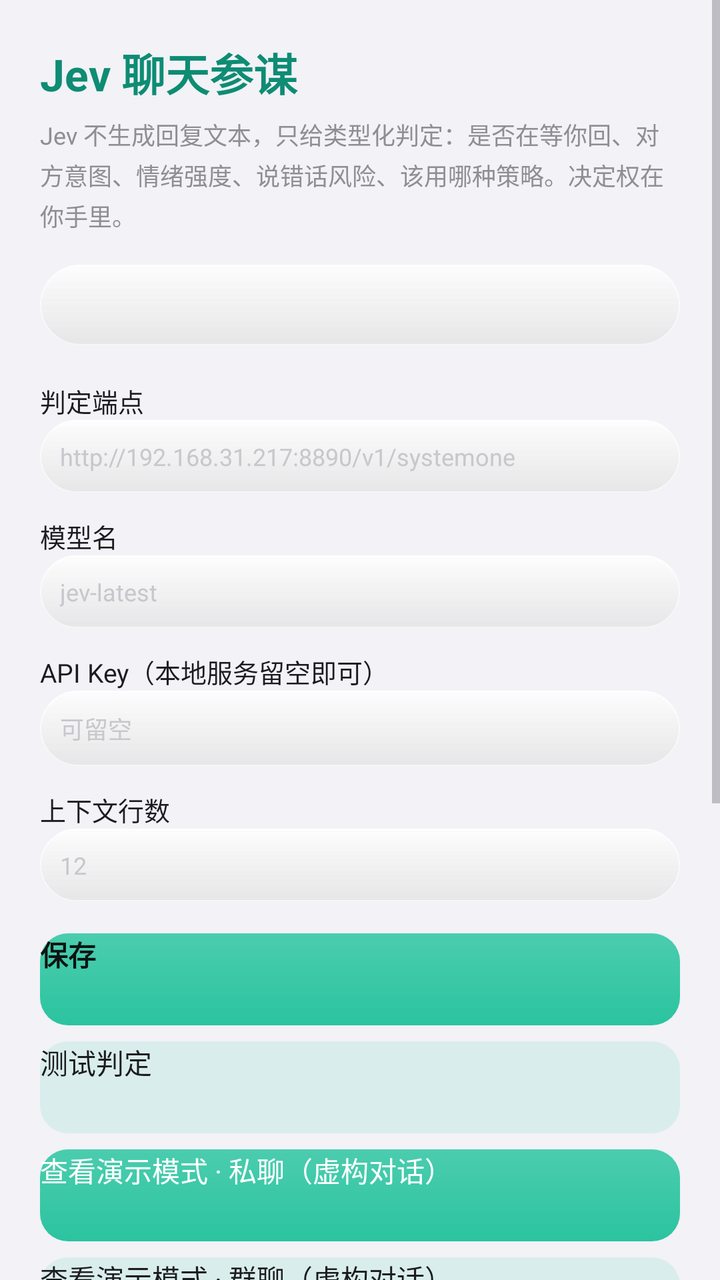
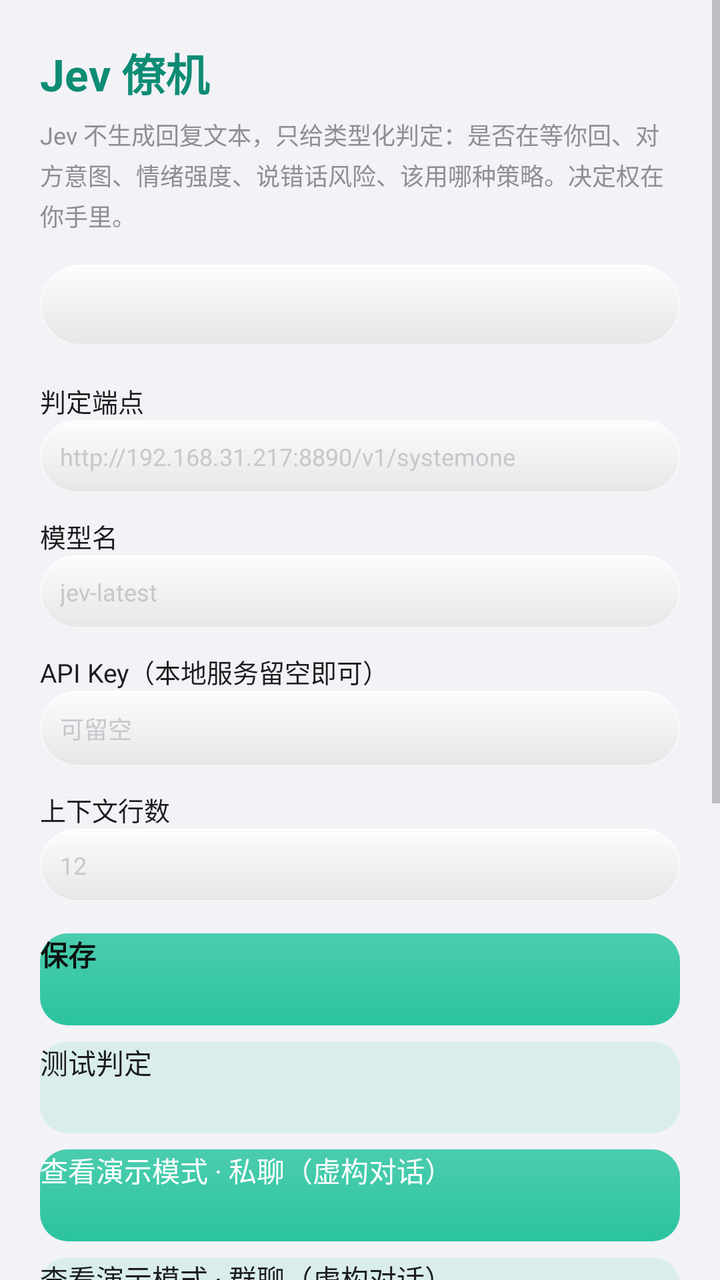

An Android layout rendered at two revisions. The XML below is the earlier revision; the diff shows what the commit changed to produce the second picture.
<!-- AndroidManifest.xml: application theme AppTheme -->
<!-- res/layout/activity_main.xml -->
<?xml version="1.0" encoding="utf-8"?>
<ScrollView xmlns:android="http://schemas.android.com/apk/res/android"
    android:layout_width="match_parent"
    android:layout_height="match_parent"
    android:background="#FFF2F2F7"
    android:fillViewport="true">

    <LinearLayout
        android:layout_width="match_parent"
        android:layout_height="wrap_content"
        android:orientation="vertical"
        android:padding="20dp">

        <TextView
            android:layout_width="match_parent"
            android:layout_height="wrap_content"
            android:text="Jev 聊天参谋"
            android:textColor="#FF0E8C74"
            android:textSize="22sp"
            android:textStyle="bold" />

        <TextView
            android:layout_width="match_parent"
            android:layout_height="wrap_content"
            android:layout_marginTop="6dp"
            android:lineSpacingExtra="3dp"
            android:text="Jev 不生成回复文本，只给类型化判定：是否在等你回、对方意图、情绪强度、说错话风险、该用哪种策略。决定权在你手里。"
            android:textColor="#FF8E8E93"
            android:textSize="12sp" />

        <TextView
            android:id="@+id/status"
            android:layout_width="match_parent"
            android:layout_height="wrap_content"
            android:layout_marginTop="16dp"
            android:background="@drawable/bg_card"
            android:lineSpacingExtra="4dp"
            android:padding="12dp"
            android:text=""
            android:textColor="#FF1C1C1E"
            android:textSize="12sp" />

        <TextView
            android:layout_width="match_parent"
            android:layout_height="wrap_content"
            android:layout_marginTop="18dp"
            android:text="判定端点"
            android:textColor="#FF1C1C1E"
            android:textSize="13sp" />

        <EditText
            android:id="@+id/endpoint"
            android:layout_width="match_parent"
            android:layout_height="wrap_content"
            android:background="@drawable/bg_card"
            android:hint="http://192.168.31.217:8890/v1/systemone"
            android:inputType="textUri"
            android:padding="10dp"
            android:textColor="#FF1C1C1E"
            android:textColorHint="#FFC7C7CC"
            android:textSize="12sp" />

        <TextView
            android:layout_width="match_parent"
            android:layout_height="wrap_content"
            android:layout_marginTop="12dp"
            android:text="模型名"
            android:textColor="#FF1C1C1E"
            android:textSize="13sp" />

        <EditText
            android:id="@+id/model"
            android:layout_width="match_parent"
            android:layout_height="wrap_content"
            android:background="@drawable/bg_card"
            android:hint="jev-latest"
            android:inputType="text"
            android:padding="10dp"
            android:textColor="#FF1C1C1E"
            android:textColorHint="#FFC7C7CC"
            android:textSize="12sp" />

        <TextView
            android:layout_width="match_parent"
            android:layout_height="wrap_content"
            android:layout_marginTop="12dp"
            android:text="API Key（本地服务留空即可）"
            android:textColor="#FF1C1C1E"
            android:textSize="13sp" />

        <EditText
            android:id="@+id/apikey"
            android:layout_width="match_parent"
            android:layout_height="wrap_content"
            android:background="@drawable/bg_card"
            android:hint="可留空"
            android:inputType="text"
            android:padding="10dp"
            android:textColor="#FF1C1C1E"
            android:textColorHint="#FFC7C7CC"
            android:textSize="12sp" />

        <TextView
            android:layout_width="match_parent"
            android:layout_height="wrap_content"
            android:layout_marginTop="12dp"
            android:text="上下文行数"
            android:textColor="#FF1C1C1E"
            android:textSize="13sp" />

        <EditText
            android:id="@+id/lines"
            android:layout_width="match_parent"
            android:layout_height="wrap_content"
            android:background="@drawable/bg_card"
            android:hint="12"
            android:inputType="number"
            android:padding="10dp"
            android:textColor="#FF1C1C1E"
            android:textColorHint="#FFC7C7CC"
            android:textSize="12sp" />

        <Button
            android:id="@+id/save"
            android:layout_width="match_parent"
            android:layout_height="46dp"
            android:layout_marginTop="16dp"
            android:background="@drawable/bg_btn_primary"
            android:text="保存"
            android:textAllCaps="false"
            android:textColor="#FF0B1412"
            android:textStyle="bold" />

        <Button
            android:id="@+id/test"
            android:layout_width="match_parent"
            android:layout_height="46dp"
            android:layout_marginTop="8dp"
            android:background="@drawable/bg_btn_ghost"
            android:text="测试判定"
            android:textAllCaps="false"
            android:textColor="#FF1C1C1E" />

        <Button
            android:id="@+id/demo"
            android:layout_width="match_parent"
            android:layout_height="46dp"
            android:layout_marginTop="8dp"
            android:background="@drawable/bg_btn_primary"
            android:text="查看演示模式 · 私聊（虚构对话）"
            android:textAllCaps="false"
            android:textColor="#FFFFFFFF" />

        <Button
            android:id="@+id/demo_group"
            android:layout_width="match_parent"
            android:layout_height="46dp"
            android:layout_marginTop="8dp"
            android:background="@drawable/bg_btn_ghost"
            android:text="查看演示模式 · 群聊（虚构对话）"
            android:textAllCaps="false"
            android:textColor="#FF1C1C1E" />

        <Button
            android:id="@+id/snapshot"
            android:layout_width="match_parent"
            android:layout_height="46dp"
            android:layout_marginTop="8dp"
            android:background="@drawable/bg_btn_ghost"
            android:text="抓一次看看（当前窗口）"
            android:textAllCaps="false"
            android:textColor="#FF0E8C74" />

        <Button
            android:id="@+id/mode"
            android:layout_width="match_parent"
            android:layout_height="46dp"
            android:layout_marginTop="8dp"
            android:background="@drawable/bg_btn_ghost"
            android:text="切换判定模式（本地）"
            android:textAllCaps="false"
            android:textColor="#FF1C1C1E" />

        <Button
            android:id="@+id/localcheck"
            android:layout_width="match_parent"
            android:layout_height="46dp"
            android:layout_marginTop="8dp"
            android:background="@drawable/bg_btn_ghost"
            android:text="加载本地模型并自检"
            android:textAllCaps="false"
            android:textColor="#FF1C1C1E" />

        <Button
            android:id="@+id/accessibility"
            android:layout_width="match_parent"
            android:layout_height="46dp"
            android:layout_marginTop="8dp"
            android:background="@drawable/bg_btn_ghost"
            android:text="开启读屏无障碍"
            android:textAllCaps="false"
            android:textColor="#FF1C1C1E" />

        <Button
            android:id="@+id/toggle"
            android:layout_width="match_parent"
            android:layout_height="46dp"
            android:layout_marginTop="8dp"
            android:background="@drawable/bg_btn_ghost"
            android:text="启动悬浮球"
            android:textAllCaps="false"
            android:textColor="#FF1C1C1E" />

        <TextView
            android:id="@+id/output"
            android:layout_width="match_parent"
            android:layout_height="wrap_content"
            android:layout_marginTop="16dp"
            android:background="@drawable/bg_card"
            android:lineSpacingExtra="4dp"
            android:padding="12dp"
            android:text=""
            android:textColor="#FF8E8E93"
            android:textSize="11sp" />
    </LinearLayout>
</ScrollView>
<!-- resources referenced by this layout -->
<resources>
  <!-- drawable bg_btn_ghost (drawable) -->
  <?xml version="1.0" encoding="utf-8"?>
  <shape xmlns:android="http://schemas.android.com/apk/res/android"
      android:shape="rectangle">
      <solid android:color="#1F2BC4A0" />
      <corners android:radius="14dp" />
  </shape>
  <!-- drawable bg_btn_primary (drawable) -->
  <?xml version="1.0" encoding="utf-8"?>
  <layer-list xmlns:android="http://schemas.android.com/apk/res/android">
      <item>
          <shape android:shape="rectangle">
              <solid android:color="#FF2BC4A0" />
              <corners android:radius="14dp" />
          </shape>
      </item>
      <item>
          <shape android:shape="rectangle">
              <gradient
                  android:angle="270"
                  android:startColor="#26FFFFFF"
                  android:endColor="#00FFFFFF"
                  android:type="linear" />
              <corners android:radius="14dp" />
          </shape>
      </item>
  </layer-list>
  <!-- drawable bg_card (drawable) -->
  <?xml version="1.0" encoding="utf-8"?>
  <layer-list xmlns:android="http://schemas.android.com/apk/res/android">
  
      
      <item>
          <shape android:shape="rectangle">
              <solid android:color="#E0FFFFFF" />
              <corners android:radius="26dp" />
          </shape>
      </item>
  
      
      <item>
          <shape android:shape="rectangle">
              <gradient
                  android:angle="270"
                  android:startColor="#45FFFFFF"
                  android:centerColor="#16FFFFFF"
                  android:endColor="#00FFFFFF"
                  android:type="linear" />
              <corners android:radius="26dp" />
          </shape>
      </item>
  
      
      <item>
          <shape android:shape="rectangle">
              <gradient
                  android:angle="90"
                  android:startColor="#128E8E93"
                  android:endColor="#008E8E93"
                  android:type="linear" />
              <corners android:radius="26dp" />
          </shape>
      </item>
  
      
      <item>
          <shape android:shape="rectangle">
              <gradient
                  android:angle="270"
                  android:startColor="#00000000"
                  android:endColor="#0F000000"
                  android:type="linear" />
              <corners android:radius="26dp" />
              <size android:height="26dp" />
          </shape>
      </item>
  
      
      <item>
          <shape android:shape="rectangle">
              <stroke android:width="0.5dp" android:color="#A6FFFFFF" />
              <corners android:radius="26dp" />
          </shape>
      </item>
  </layer-list>
  <style name="AppTheme" parent="@android:style/Theme.Material.Light.NoActionBar">
          <item name="android:windowBackground">#FFF2F2F7</item>
          <item name="android:colorBackground">#FFF2F2F7</item>
          <item name="android:textColorPrimary">#FF1C1C1E</item>
          <item name="android:textColorSecondary">#FF8E8E93</item>
          <item name="android:colorAccent">#FF2BC4A0</item>
          <item name="android:statusBarColor">#FFF2F2F7</item>
          <item name="android:navigationBarColor">#FFF2F2F7</item>
          <item name="android:windowLightStatusBar">true</item>
          <item name="android:windowLightNavigationBar">true</item>
      </style>
</resources>

<!-- the commit's change to res/layout/activity_main.xml (unified diff, before → after) -->
@@ -14,7 +14,7 @@
         <TextView
             android:layout_width="match_parent"
             android:layout_height="wrap_content"
-            android:text="Jev 聊天参谋"
+            android:text="Jev 僚机"
             android:textColor="#FF0E8C74"
             android:textSize="22sp"
             android:textStyle="bold" />
